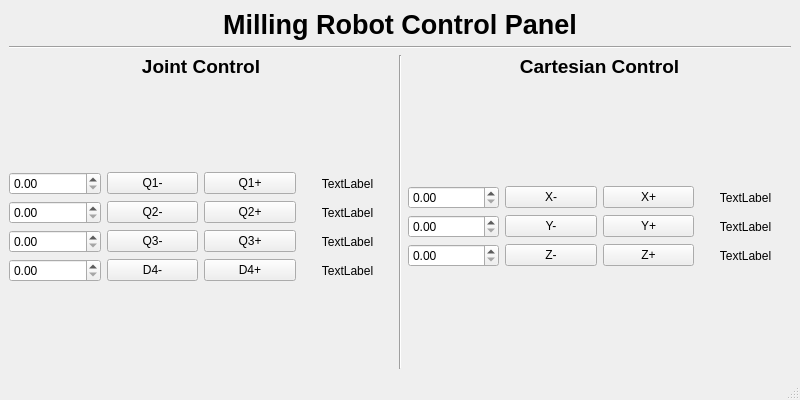
This is milling_robot_kinematics/milling_robot_kinematics/control_panel.ui in MRT-Codebase/milling_robot as Qt 5 draws it before an edit. The edited form follows.
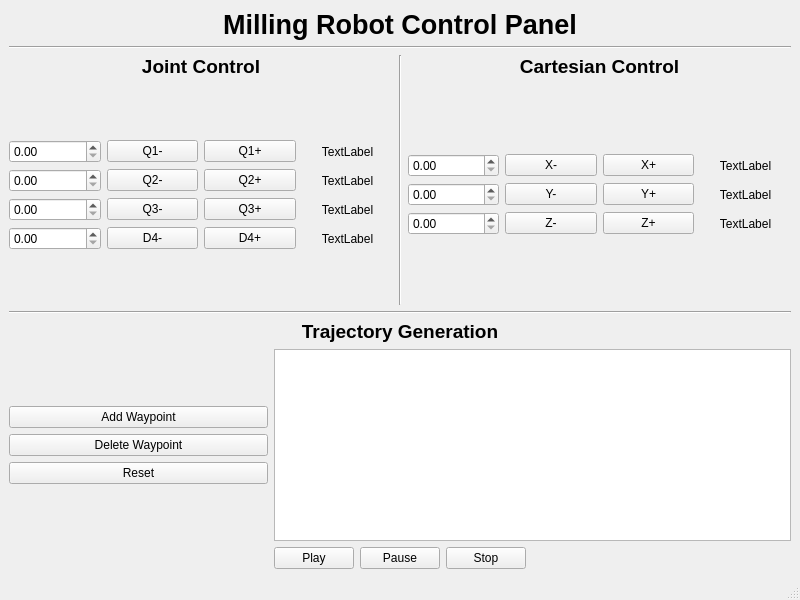
This is the edited form.

Commit message: new control panel ui

Patch:
```diff
--- a/milling_robot_kinematics/milling_robot_kinematics/control_panel.ui
+++ b/milling_robot_kinematics/milling_robot_kinematics/control_panel.ui
@@ -7,7 +7,7 @@
     <x>0</x>
     <y>0</y>
     <width>800</width>
-    <height>400</height>
+    <height>600</height>
    </rect>
   </property>
   <property name="windowTitle">
@@ -89,7 +89,34 @@
          </spacer>
         </item>
         <item>
-         <layout class="QGridLayout" name="gridLayout_2">
+         <layout class="QGridLayout" name="joint_control_input_layout">
+          <item row="2" column="1">
+           <widget class="QPushButton" name="q3_minus">
+            <property name="text">
+             <string>Q3-</string>
+            </property>
+           </widget>
+          </item>
+          <item row="2" column="3">
+           <widget class="QLabel" name="q3_val">
+            <property name="text">
+             <string>TextLabel</string>
+            </property>
+            <property name="alignment">
+             <set>Qt::AlignCenter</set>
+            </property>
+           </widget>
+          </item>
+          <item row="2" column="2">
+           <widget class="QPushButton" name="q3_plus">
+            <property name="text">
+             <string>Q3+</string>
+            </property>
+           </widget>
+          </item>
+          <item row="1" column="0">
+           <widget class="QDoubleSpinBox" name="q2_inc"/>
+          </item>
           <item row="3" column="2">
            <widget class="QPushButton" name="d4_plus">
             <property name="text">
@@ -97,9 +124,33 @@
             </property>
            </widget>
           </item>
+          <item row="0" column="2">
+           <widget class="QPushButton" name="q1_plus">
+            <property name="text">
+             <string>Q1+</string>
+            </property>
+           </widget>
+          </item>
           <item row="0" column="0">
            <widget class="QDoubleSpinBox" name="q1_inc"/>
           </item>
+          <item row="1" column="2">
+           <widget class="QPushButton" name="q2_plus">
+            <property name="text">
+             <string>Q2+</string>
+            </property>
+           </widget>
+          </item>
+          <item row="0" column="3">
+           <widget class="QLabel" name="q1_val">
+            <property name="text">
+             <string>TextLabel</string>
+            </property>
+            <property name="alignment">
+             <set>Qt::AlignCenter</set>
+            </property>
+           </widget>
+          </item>
           <item row="3" column="1">
            <widget class="QPushButton" name="d4_minus">
             <property name="text">
@@ -107,29 +158,6 @@
             </property>
            </widget>
           </item>
-          <item row="2" column="3">
-           <widget class="QLabel" name="q3_val">
-            <property name="text">
-             <string>TextLabel</string>
-            </property>
-            <property name="alignment">
-             <set>Qt::AlignCenter</set>
-            </property>
-           </widget>
-          </item>
-          <item row="3" column="3">
-           <widget class="QLabel" name="d4_val">
-            <property name="text">
-             <string>TextLabel</string>
-            </property>
-            <property name="alignment">
-             <set>Qt::AlignCenter</set>
-            </property>
-           </widget>
-          </item>
-          <item row="3" column="0">
-           <widget class="QDoubleSpinBox" name="d4_inc"/>
-          </item>
           <item row="0" column="1">
            <widget class="QPushButton" name="q1_minus">
             <property name="text">
@@ -137,16 +165,6 @@
             </property>
            </widget>
           </item>
-          <item row="1" column="3">
-           <widget class="QLabel" name="q2_val">
-            <property name="text">
-             <string>TextLabel</string>
-            </property>
-            <property name="alignment">
-             <set>Qt::AlignCenter</set>
-            </property>
-           </widget>
-          </item>
           <item row="1" column="1">
            <widget class="QPushButton" name="q2_minus">
             <property name="text">
@@ -154,50 +172,32 @@
             </property>
            </widget>
           </item>
-          <item row="1" column="2">
-           <widget class="QPushButton" name="q2_plus">
-            <property name="text">
-             <string>Q2+</string>
-            </property>
-           </widget>
-          </item>
-          <item row="0" column="3">
-           <widget class="QLabel" name="q1_val">
-            <property name="text">
-             <string>TextLabel</string>
-            </property>
-            <property name="alignment">
-             <set>Qt::AlignCenter</set>
-            </property>
-           </widget>
-          </item>
-          <item row="2" column="1">
-           <widget class="QPushButton" name="q3_minus">
-            <property name="text">
-             <string>Q3-</string>
-            </property>
-           </widget>
-          </item>
-          <item row="2" column="2">
-           <widget class="QPushButton" name="q3_plus">
-            <property name="text">
-             <string>Q3+</string>
-            </property>
-           </widget>
-          </item>
-          <item row="1" column="0">
-           <widget class="QDoubleSpinBox" name="q2_inc"/>
-          </item>
-          <item row="0" column="2">
-           <widget class="QPushButton" name="q1_plus">
-            <property name="text">
-             <string>Q1+</string>
-            </property>
-           </widget>
-          </item>
           <item row="2" column="0">
            <widget class="QDoubleSpinBox" name="q3_inc"/>
           </item>
+          <item row="1" column="3">
+           <widget class="QLabel" name="q2_val">
+            <property name="text">
+             <string>TextLabel</string>
+            </property>
+            <property name="alignment">
+             <set>Qt::AlignCenter</set>
+            </property>
+           </widget>
+          </item>
+          <item row="3" column="0">
+           <widget class="QDoubleSpinBox" name="d4_inc"/>
+          </item>
+          <item row="3" column="3">
+           <widget class="QLabel" name="d4_val">
+            <property name="text">
+             <string>TextLabel</string>
+            </property>
+            <property name="alignment">
+             <set>Qt::AlignCenter</set>
+            </property>
+           </widget>
+          </item>
          </layout>
         </item>
         <item>
@@ -248,7 +248,7 @@
          </widget>
         </item>
         <item>
-         <spacer name="verticalSpacer_4">
+         <spacer name="verticalSpacer_3">
           <property name="orientation">
            <enum>Qt::Vertical</enum>
           </property>
@@ -261,14 +261,24 @@
          </spacer>
         </item>
         <item>
-         <layout class="QGridLayout" name="gridLayout_3">
+         <layout class="QGridLayout" name="cartesian_control_input_layout">
+          <item row="1" column="1">
+           <widget class="QPushButton" name="y_minus">
+            <property name="text">
+             <string>Y-</string>
+            </property>
+           </widget>
+          </item>
           <item row="1" column="0">
            <widget class="QDoubleSpinBox" name="y_inc"/>
           </item>
-          <item row="2" column="1">
-           <widget class="QPushButton" name="z_minus">
+          <item row="1" column="3">
+           <widget class="QLabel" name="y_val">
             <property name="text">
-             <string>Z-</string>
+             <string>TextLabel</string>
+            </property>
+            <property name="alignment">
+             <set>Qt::AlignCenter</set>
             </property>
            </widget>
           </item>
@@ -279,10 +289,20 @@
             </property>
            </widget>
           </item>
-          <item row="2" column="2">
-           <widget class="QPushButton" name="z_plus">
+          <item row="2" column="1">
+           <widget class="QPushButton" name="z_minus">
             <property name="text">
-             <string>Z+</string>
+             <string>Z-</string>
+            </property>
+           </widget>
+          </item>
+          <item row="2" column="3">
+           <widget class="QLabel" name="z_val">
+            <property name="text">
+             <string>TextLabel</string>
+            </property>
+            <property name="alignment">
+             <set>Qt::AlignCenter</set>
             </property>
            </widget>
           </item>
@@ -293,13 +313,10 @@
             </property>
            </widget>
           </item>
-          <item row="2" column="3">
-           <widget class="QLabel" name="z_val">
+          <item row="2" column="2">
+           <widget class="QPushButton" name="z_plus">
             <property name="text">
-             <string>TextLabel</string>
-            </property>
-            <property name="alignment">
-             <set>Qt::AlignCenter</set>
+             <string>Z+</string>
             </property>
            </widget>
           </item>
@@ -310,22 +327,8 @@
             </property>
            </widget>
           </item>
-          <item row="1" column="1">
-           <widget class="QPushButton" name="y_minus">
-            <property name="text">
-             <string>Y-</string>
-            </property>
-           </widget>
-          </item>
-          <item row="1" column="3">
-           <widget class="QLabel" name="y_val">
-            <property name="text">
-             <string>TextLabel</string>
-            </property>
-            <property name="alignment">
-             <set>Qt::AlignCenter</set>
-            </property>
-           </widget>
+          <item row="2" column="0">
+           <widget class="QDoubleSpinBox" name="z_inc"/>
           </item>
           <item row="0" column="0">
            <widget class="QDoubleSpinBox" name="x_inc"/>
@@ -340,13 +343,10 @@
             </property>
            </widget>
           </item>
-          <item row="2" column="0">
-           <widget class="QDoubleSpinBox" name="z_inc"/>
-          </item>
          </layout>
         </item>
         <item>
-         <spacer name="verticalSpacer_3">
+         <spacer name="verticalSpacer_4">
           <property name="orientation">
            <enum>Qt::Vertical</enum>
           </property>
@@ -362,6 +362,174 @@
       </item>
      </layout>
     </item>
+    <item>
+     <layout class="QVBoxLayout" name="trajectory_generation_layout">
+      <item>
+       <widget class="Line" name="line">
+        <property name="orientation">
+         <enum>Qt::Horizontal</enum>
+        </property>
+       </widget>
+      </item>
+      <item>
+       <widget class="QLabel" name="trajectory_generation_title">
+        <property name="sizePolicy">
+         <sizepolicy hsizetype="Preferred" vsizetype="Maximum">
+          <horstretch>0</horstretch>
+          <verstretch>0</verstretch>
+         </sizepolicy>
+        </property>
+        <property name="font">
+         <font>
+          <pointsize>14</pointsize>
+          <weight>75</weight>
+          <bold>true</bold>
+         </font>
+        </property>
+        <property name="text">
+         <string>Trajectory Generation</string>
+        </property>
+        <property name="alignment">
+         <set>Qt::AlignCenter</set>
+        </property>
+       </widget>
+      </item>
+      <item>
+       <layout class="QHBoxLayout" name="waypoint_management_layout" stretch="1,2">
+        <item>
+         <layout class="QVBoxLayout" name="waypoint_management_input_layout">
+          <item>
+           <spacer name="verticalSpacer_6">
+            <property name="orientation">
+             <enum>Qt::Vertical</enum>
+            </property>
+            <property name="sizeHint" stdset="0">
+             <size>
+              <width>20</width>
+              <height>40</height>
+             </size>
+            </property>
+           </spacer>
+          </item>
+          <item>
+           <widget class="QPushButton" name="add_waypoint">
+            <property name="text">
+             <string>Add Waypoint</string>
+            </property>
+           </widget>
+          </item>
+          <item>
+           <widget class="QPushButton" name="delete_waypoint">
+            <property name="text">
+             <string>Delete Waypoint</string>
+            </property>
+           </widget>
+          </item>
+          <item>
+           <widget class="QPushButton" name="reset_trajectory">
+            <property name="text">
+             <string>Reset</string>
+            </property>
+           </widget>
+          </item>
+          <item>
+           <spacer name="verticalSpacer_5">
+            <property name="orientation">
+             <enum>Qt::Vertical</enum>
+            </property>
+            <property name="sizeHint" stdset="0">
+             <size>
+              <width>20</width>
+              <height>40</height>
+             </size>
+            </property>
+           </spacer>
+          </item>
+         </layout>
+        </item>
+        <item>
+         <widget class="QListView" name="listView">
+          <property name="sizePolicy">
+           <sizepolicy hsizetype="Expanding" vsizetype="Expanding">
+            <horstretch>0</horstretch>
+            <verstretch>0</verstretch>
+           </sizepolicy>
+          </property>
+         </widget>
+        </item>
+       </layout>
+      </item>
+      <item>
+       <layout class="QHBoxLayout" name="play_pause_layout">
+        <item>
+         <spacer name="horizontalSpacer">
+          <property name="orientation">
+           <enum>Qt::Horizontal</enum>
+          </property>
+          <property name="sizeHint" stdset="0">
+           <size>
+            <width>40</width>
+            <height>20</height>
+           </size>
+          </property>
+         </spacer>
+        </item>
+        <item>
+         <widget class="QPushButton" name="play">
+          <property name="sizePolicy">
+           <sizepolicy hsizetype="Maximum" vsizetype="Fixed">
+            <horstretch>0</horstretch>
+            <verstretch>0</verstretch>
+           </sizepolicy>
+          </property>
+          <property name="text">
+           <string>Play</string>
+          </property>
+         </widget>
+        </item>
+        <item>
+         <widget class="QPushButton" name="pause">
+          <property name="sizePolicy">
+           <sizepolicy hsizetype="Maximum" vsizetype="Fixed">
+            <horstretch>0</horstretch>
+            <verstretch>0</verstretch>
+           </sizepolicy>
+          </property>
+          <property name="text">
+           <string>Pause</string>
+          </property>
+         </widget>
+        </item>
+        <item>
+         <widget class="QPushButton" name="stop">
+          <property name="sizePolicy">
+           <sizepolicy hsizetype="Maximum" vsizetype="Fixed">
+            <horstretch>0</horstretch>
+            <verstretch>0</verstretch>
+           </sizepolicy>
+          </property>
+          <property name="text">
+           <string>Stop</string>
+          </property>
+         </widget>
+        </item>
+        <item>
+         <spacer name="horizontalSpacer_2">
+          <property name="orientation">
+           <enum>Qt::Horizontal</enum>
+          </property>
+          <property name="sizeHint" stdset="0">
+           <size>
+            <width>40</width>
+            <height>20</height>
+           </size>
+          </property>
+         </spacer>
+        </item>
+       </layout>
+      </item>
+     </layout>
+    </item>
    </layout>
   </widget>
   <widget class="QStatusBar" name="statusbar"/>
```
Left out of the diff: 12 changed lines with no effect on the pictures. The commit also changes 2 other files.
